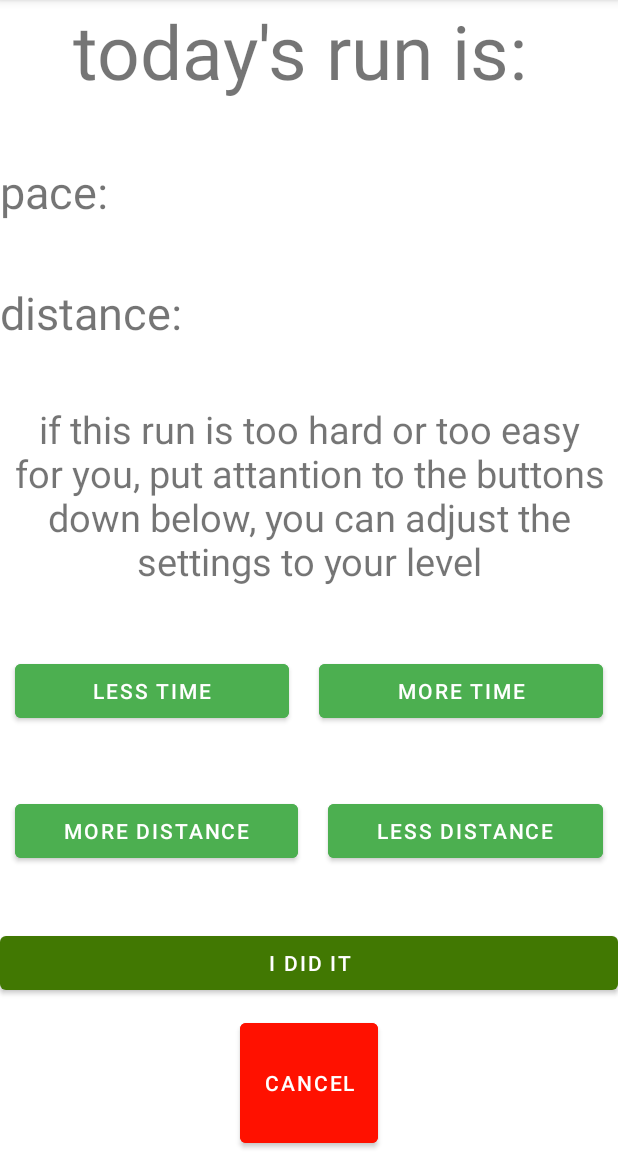
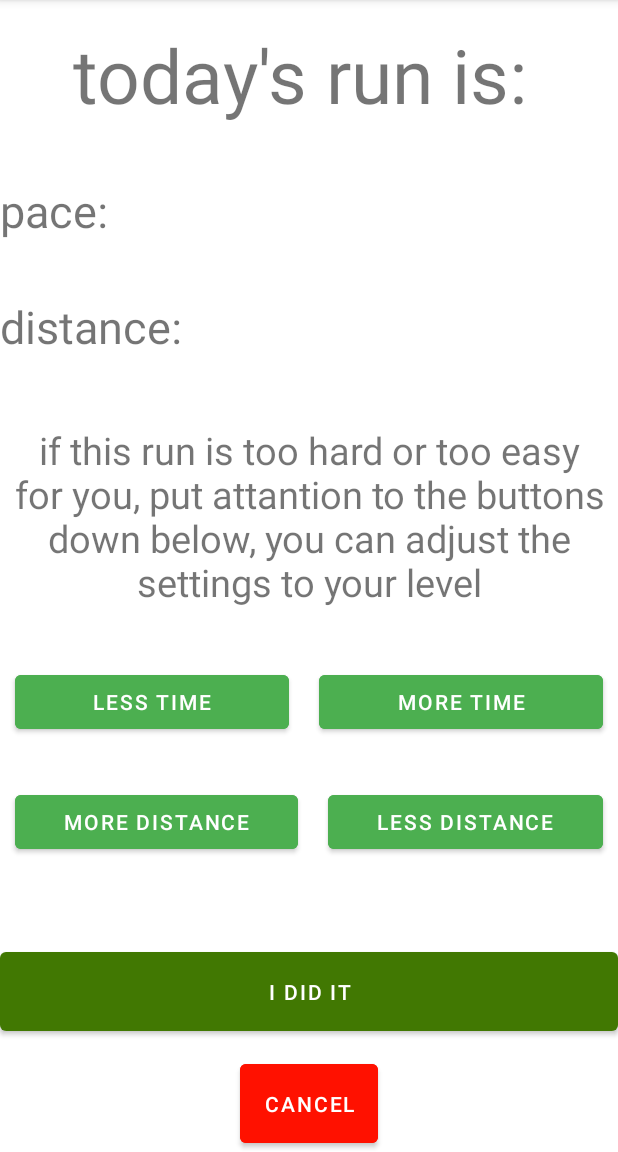
Before and after one commit to chock666/FitForce, an Android app: the InRunningActivity screen opened directly, with no data from a screen before it, on a phone screen of 412 x 824 dp, the part 84-1236 px from its top. Run offline under Robolectric (Android 15) with nearby library versions, the phone set to English and light mode, and no system bars.

```diff
--- a/app/src/main/java/com/example/fitforce/InRunningActivity.java
+++ b/app/src/main/java/com/example/fitforce/InRunningActivity.java
@@ -18,7 +18,7 @@ public class InRunningActivity extends AppCompatActivity implements View.OnClick
     String [] distances = {"1 km", "1.5 km", "2 km","2.5 km", "3 km", "3.5 km","4 km", "4.5 km", "5 km",
             "5.5 km", "6 km","6.5 km", "7 km", "7.5 km"};
     int sessionsCounter;
-    Button btRunQuicker, btRunSlower,btRunFurther,btRunLess, btRunningEnd;
+    Button btRunQuicker, btRunSlower,btRunFurther,btRunLess, btRunningEnd, btCancel;
     TextView pace, distance;
 
     SharedPreferences sp, checker;
@@ -32,11 +32,13 @@ public class InRunningActivity extends AppCompatActivity implements View.OnClick
         btRunQuicker = findViewById(R.id.btRunQuicker);
         btRunSlower = findViewById(R.id.btRunSlower);
         btRunningEnd = findViewById(R.id.btRunningEnd);
+        btCancel = findViewById(R.id.btRunningCancel);
         pace = findViewById(R.id.RunningPace);
         distance = findViewById(R.id.RunningDistance);
         btRunFurther = findViewById(R.id.btRunFurther);
         btRunLess = findViewById(R.id.btRunLess);
         btRunQuicker.setOnClickListener(this);
+        btCancel.setOnClickListener(this);
         btRunLess.setOnClickListener(this);
         btRunFurther.setOnClickListener(this);
         btRunSlower.setOnClickListener(this);
@@ -49,6 +51,23 @@ public class InRunningActivity extends AppCompatActivity implements View.OnClick
             editor.putString("Times",times[7]);
             editor.putString("distances", distances[4]);
             editor.apply();
+        }
+
+        if (sp.getInt("sessionsCounter", 0)%4-2==0){
+            for (int i=0; i<=distances.length; i++){
+                if(distances[i].equals(sp.getString("distances", "").toString())){
+                    if(i<times.length){
+                        editor.putString("distances",distances[i+1]);
+                        editor.apply();
+
+                        distance.setText(sp.getString("distances", "").toString());
+                    }
+
+                    break;
+                }
+
+            }
+
         }
         if (sp.getInt("sessionsCounter", 0)%4==0){
 
@@ -149,11 +168,20 @@ public class InRunningActivity extends AppCompatActivity implements View.OnClick
         }
         if (v==btRunningEnd){
             startActivity(new Intent(InRunningActivity.this, MainActivity.class));
-            sessionsCounter = sp.getInt("sessionsCounter", 0);
-            editor.putInt("sessionsCounter", sessionsCounter+1);
-            editor.apply();
+            addOneToSessionsCounter();
+        }
+
+        if (v==btCancel){
+            startActivity(new Intent(InRunningActivity.this, MainActivity.class));
+            Toast.makeText(getApplicationContext(), "Session is canceled", Toast.LENGTH_LONG).show();
         }
 
 
     }
+
+    public void addOneToSessionsCounter (){
+        sessionsCounter = sp.getInt("sessionsCounter", 0);
+        editor.putInt("sessionsCounter", sessionsCounter+1);
+        editor.apply();
+    }
 }
--- a/app/src/main/res/layout/activity_in_running.xml
+++ b/app/src/main/res/layout/activity_in_running.xml
@@ -13,6 +13,7 @@
         android:layout_height="wrap_content"
         android:text="today's run is: "
         android:textSize="50dp"
+        android:layout_weight="2"
 
         android:gravity="center"
         />
@@ -20,12 +21,15 @@
         android:layout_width="match_parent"
         android:layout_height="wrap_content"
         android:orientation="horizontal"
+        android:layout_marginTop="20dp"
+        android:layout_weight="1"
+
+
         >
     <TextView
         android:layout_width="wrap_content"
         android:layout_height="wrap_content"
         android:text="pace:"
-        android:layout_marginTop="40dp"
         android:textSize="30dp"
 
         />
@@ -35,7 +39,6 @@
             android:layout_width="wrap_content"
             android:layout_height="wrap_content"
             android:text="5:30 mpk"
-            android:layout_marginTop="40dp"
             android:textSize="30dp"
 
             />
@@ -44,13 +47,15 @@
     <LinearLayout
         android:layout_width="match_parent"
         android:layout_height="wrap_content"
+        android:layout_marginTop="20dp"
+        android:layout_weight="1"
+
         android:orientation="horizontal"
         >
         <TextView
             android:layout_width="wrap_content"
             android:layout_height="wrap_content"
             android:text="distance:"
-            android:layout_marginTop="40dp"
             android:textSize="30dp"
 
             />
@@ -59,7 +64,6 @@
             android:layout_width="wrap_content"
             android:layout_height="wrap_content"
             android:text="3KM"
-            android:layout_marginTop="40dp"
             android:textSize="30dp"
 
             />
@@ -80,7 +84,9 @@
         android:layout_height="wrap_content"
         android:gravity="center"
         android:text="if this run is too hard or too easy for you, put attantion to the buttons down below, you can adjust the settings to your level"
-        android:layout_marginTop="40dp"
+        android:layout_marginTop="20dp"
+        android:layout_weight="1"
+
         android:textSize="25dp"
 
         />
@@ -91,7 +97,9 @@
         android:layout_width="match_parent"
         android:layout_height="wrap_content"
         android:orientation="horizontal"
-        android:layout_marginTop="45dp"
+        android:layout_marginTop="30dp"
+        android:layout_weight="1"
+
         >
 
         <Button
@@ -124,7 +132,9 @@
         android:layout_width="match_parent"
         android:layout_height="wrap_content"
         android:orientation="horizontal"
-        android:layout_marginTop="45dp"
+        android:layout_marginTop="15dp"
+        android:layout_weight="1"
+
         >
 
         <Button
@@ -163,6 +173,8 @@
         android:layout_height="wrap_content"
         android:layout_gravity="center"
         android:layout_marginTop="40dp"
+        android:layout_weight="1"
+
 
         android:text="I did it"
 
@@ -171,10 +183,12 @@
         android:id="@+id/btRunningCancel"
 
         android:layout_width="wrap_content"
-        android:layout_height="match_parent"
+        android:layout_height="wrap_content"
         android:layout_gravity="center"
         android:backgroundTint="#FF1100"
         android:layout_marginTop="10dp"
+        android:layout_weight="1"
+
 
         android:text="cancel"
 
```
Also changed, not shown: app/src/main/res/layout/activity_in_strength.xml (+5 -2 lines).
